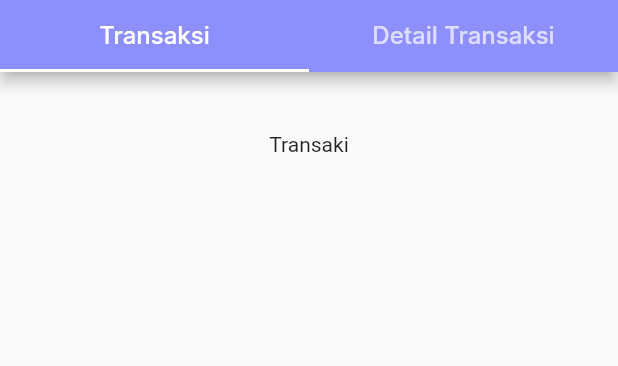
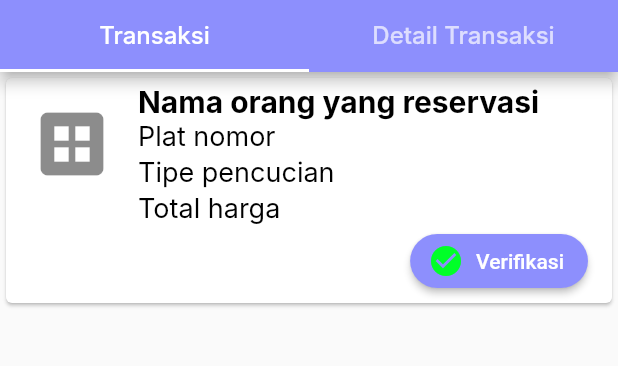
Before and after one commit to Malikibrah1m/project_NbCarwash_Mobile, a Flutter app: the screen it shows after launch, after a tap on "LOGIN", on a phone screen of 412 x 824 dp, the part 84-450 px from its top. Run offline on Flutter 3.47's test engine with Material 2 defaults, Android fonts, the phone set to English and light mode, and no system bars; missing offline and left inert: splash_screen_view; Roboto replaces fonts that are missing (Inter).

Commit message:
tambah content tabbar

```diff
--- a/lib/page view/transaksi.dart
+++ b/lib/page view/transaksi.dart
@@ -1,4 +1,5 @@
 import 'package:flutter/material.dart';
+import 'package:projectcarwash/page%20view/startscreen.dart';
 
 class Transaksi extends StatefulWidget {
   const Transaksi({super.key});
@@ -11,18 +12,72 @@ class _TransaksiState extends State<Transaksi> {
   @override
   Widget build(BuildContext context) {
     return Scaffold(
-      body: Container(
-        child: Center(
-          child: Column(
-            children: [
-              Padding(padding: EdgeInsets.all(20)),
-              Text(
-                "Transaki",
-              )
-            ],
+        body: ListView(
+      children: [
+        Card(
+          child: ListTile(
+            isThreeLine: true,
+            leading: Icon(Icons.dataset, size: 56),
+            title: Text(
+              "Nama orang yang reservasi",
+              style: TextStyle(
+                  color: Colors.black,
+                  fontFamily: "Inter",
+                  fontSize: 20,
+                  fontWeight: FontWeight.bold),
+            ),
+            subtitle: Column(
+              crossAxisAlignment: CrossAxisAlignment.start,
+              children: [
+                Text(
+                  "Plat nomor ",
+                  style: TextStyle(
+                    color: Colors.black,
+                    fontFamily: "Inter",
+                    fontSize: 18,
+                  ),
+                ),
+                Padding(
+                  padding: const EdgeInsets.only(top: 2.0),
+                  child: Text(
+                    "Tipe pencucian ",
+                    style: TextStyle(
+                      color: Colors.black,
+                      fontFamily: "Inter",
+                      fontSize: 18,
+                    ),
+                  ),
+                ),
+                Padding(
+                  padding: const EdgeInsets.only(top: 2.0),
+                  child: Text(
+                    "Total harga",
+                    style: TextStyle(
+                      color: Colors.black,
+                      fontFamily: "Inter",
+                      fontSize: 18,
+                    ),
+                  ),
+                ),
+                Row(
+                  mainAxisAlignment: MainAxisAlignment.end,
+                  children: [
+                    ElevatedButton.icon(
+                      style: ElevatedButton.styleFrom(shape: StadiumBorder()),
+                      onPressed: () {},
+                      label: Text("Verifikasi"),
+                      icon: Icon(
+                        Icons.check_circle,
+                        color: Color(0xff00ff28),
+                      ),
+                    ),
+                  ],
+                )
+              ],
+            ),
           ),
-        ),
-      ),
-    );
+        )
+      ],
+    ));
   }
 }
```
